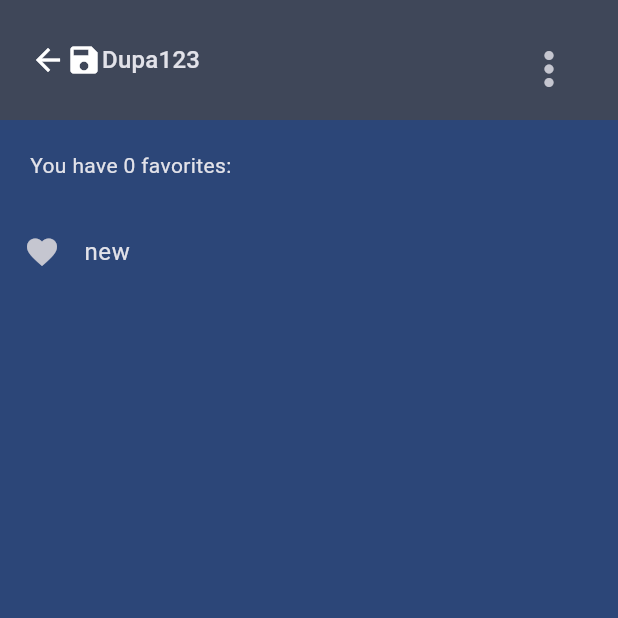
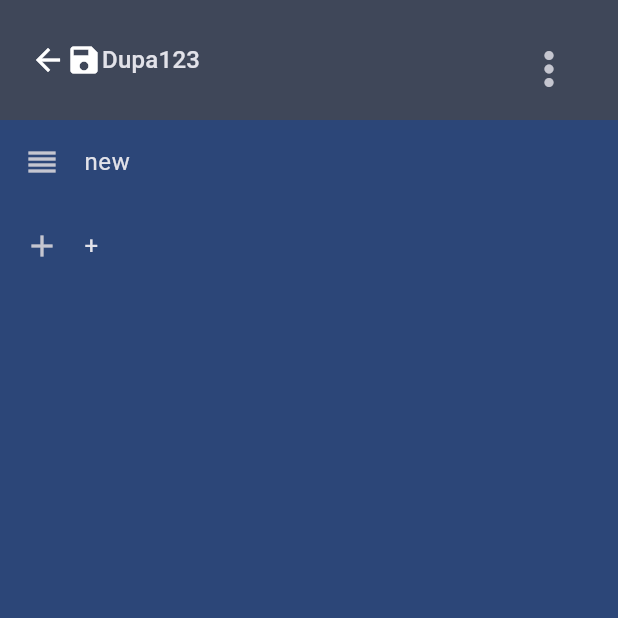
Before and after one commit to igrek51/todotree, a Flutter app: the screen it shows after launch, after a tap on the "more vert" icon, on a phone screen of 412 x 824 dp, the top half of it. Run offline on Flutter 3.47's test engine with Material 3 defaults, Android fonts, the phone set to English and light mode, and no system bars; missing offline and left inert: window_manager.

Commit message:
Fix running on chrome

```diff
--- a/lib/app_state.dart
+++ b/lib/app_state.dart
@@ -3,6 +3,7 @@ import 'package:flutter/material.dart';
 import 'tree/tree_item.dart';
 
 class AppState extends ChangeNotifier {
+
   String title = 'Dupa123';
 
   void setTitle(String title) {
--- a/lib/components/tree_list.dart
+++ b/lib/components/tree_list.dart
@@ -12,17 +12,19 @@ class TreeList extends StatelessWidget {
 
     return ListView(
       children: [
-        Padding(
-          padding: const EdgeInsets.all(20),
-          child: Text('You have 0 favorites:'),
-        ),
         for (var item in appState.items)
           ListTile(
-            leading: Icon(Icons.favorite),
+            leading: Icon(Icons.reorder),
             title: Text(item.name),
             onTap: () {
             },
           ),
+        ListTile(
+          leading: Icon(Icons.add),
+          title: Text('+'),
+          onTap: () {
+          },
+        ),
       ],
     );
   }
--- a/lib/main.dart
+++ b/lib/main.dart
@@ -1,12 +1,13 @@
 import 'dart:io';
 
 import 'package:flutter/material.dart';
+import 'package:flutter/foundation.dart' show kIsWeb;
 import 'package:window_manager/window_manager.dart';
 
 import 'app.dart';
 
 void main() async {
-  if (Platform.isLinux) {
+  if (!kIsWeb && Platform.isLinux) {
     WidgetsFlutterBinding.ensureInitialized();
     await windowManager.ensureInitialized();
     await windowManager.setSize(Size(450, 800));
--- a/lib/tree/tree_item.dart
+++ b/lib/tree/tree_item.dart
@@ -1,5 +1,5 @@
 class TreeItem {
+  TreeItem(this.name);
+
   String name;
-
-  TreeItem(this.name);
 }
```
Also changed, not shown: 1 other file.
